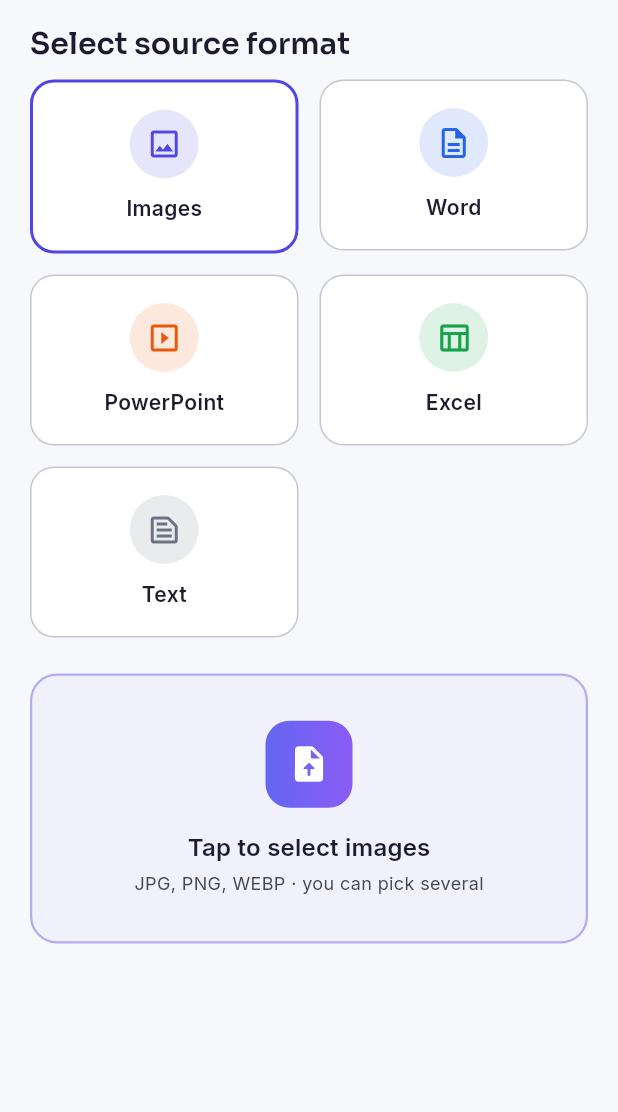
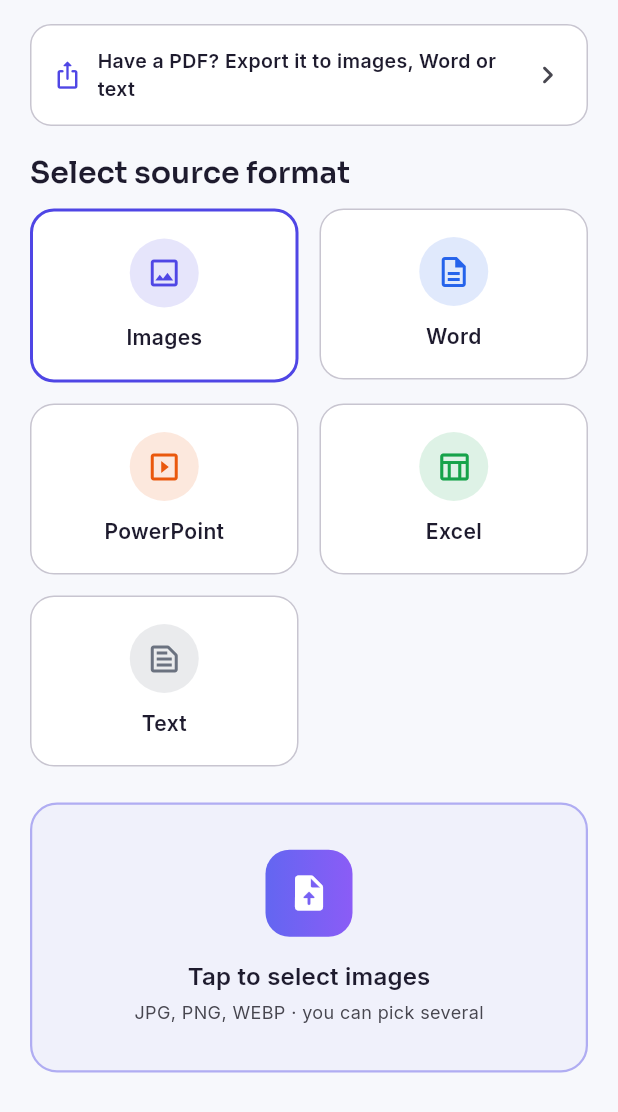
Before and after one commit to TANMOYDAS1234/PDF-viewer, a Flutter app: the ConvertScreen widget shown alone on an empty page, opened directly, on a phone screen of 412 x 824 dp. Shown: the top 1112 px of the screen. Run offline on Flutter 3.47's test engine with Material 3 defaults, Android fonts, the phone set to English and light mode, and no system bars; our stand-ins replace file_picker, flutter_tts, printing, share_plus, shared_preferences; missing offline and left inert: syncfusion_flutter_pdf, syncfusion_flutter_pdfviewer; accounts and stored records are empty.

Commit message:
Universal (all-language) text conversion + real image-file export
- Conversions to PDF (txt/docx/pptx/xlsx) now render text with the device text
  engine (full Unicode + font fallback), so Bengali/Hindi/CJK/Arabic all work
  and no character can crash the conversion. ASCII uses a fast selectable font.
- PDF -> Images now saves real PNG file(s) (single file for 1 page, multiple
  shared together for many) instead of a ZIP.
- Removed the bundled Noto font (device fonts used instead).
- Added an Export shortcut on the Convert tab.
- Verified on-device: Bengali+CJK+Arabic text -> PDF, images-as-files (7/7
  integration tests) and 13 unit tests pass.

Co-Authored-By: Claude Opus 4.8 <noreply@anthropic.com>

```diff
--- a/lib/screens/convert_screen.dart
+++ b/lib/screens/convert_screen.dart
@@ -4,6 +4,7 @@ import 'package:flutter/material.dart';
 import '../services/pdf_tools.dart';
 import '../theme/app_theme.dart';
 import '../widgets/gradient_button.dart';
+import 'export_screen.dart';
 import 'tool_result.dart';
 
 enum _Format { images, word, powerpoint, excel, text }
@@ -114,6 +115,35 @@ class _ConvertScreenState extends State<ConvertScreen> {
           child: ListView(
             padding: const EdgeInsets.fromLTRB(20, 16, 20, 24),
             children: [
+              GestureDetector(
+                onTap: () => Navigator.push(context,
+                    MaterialPageRoute(builder: (_) => const ExportScreen())),
+                child: Container(
+                  margin: const EdgeInsets.only(bottom: 18),
+                  padding: const EdgeInsets.all(14),
+                  decoration: BoxDecoration(
+                    color: scheme.surface,
+                    borderRadius: BorderRadius.circular(14),
+                    border: Border.all(color: scheme.outlineVariant),
+                  ),
+                  child: Row(
+                    children: [
+                      const Icon(Icons.ios_share_rounded,
+                          color: AppColors.primary, size: 20),
+                      const SizedBox(width: 10),
+                      const Expanded(
+                        child: Text(
+                          'Have a PDF? Export it to images, Word or text',
+                          style: TextStyle(
+                              fontWeight: FontWeight.w600, fontSize: 13),
+                        ),
+                      ),
+                      Icon(Icons.chevron_right_rounded,
+                          color: scheme.onSurfaceVariant),
+                    ],
+                  ),
+                ),
+              ),
               Text('Select source format',
                   style: Theme.of(context).textTheme.titleLarge),
               const SizedBox(height: 12),
```
Also changed, not shown: lib/screens/export_screen.dart (+14 -10 lines), lib/services/pdf_tools.dart (+97 -58 lines), 2 other files.
